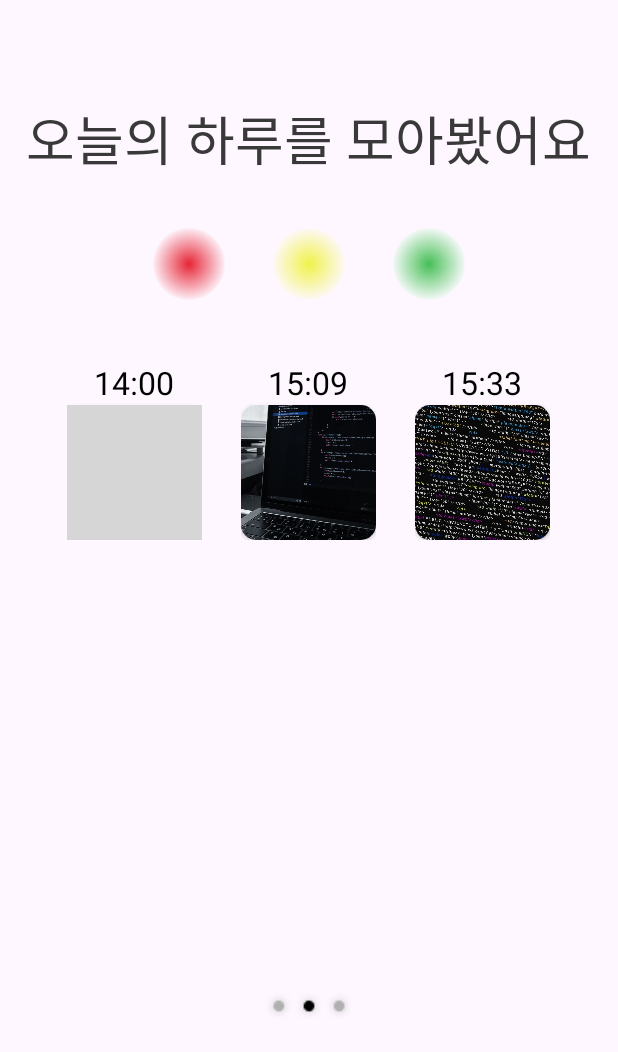
After one commit to jupyter1234/MobileApp_project_2-, an Android app: the DailyStatActivity screen opened directly, with no data from a screen before it, on a phone screen of 412 x 824 dp. The commit adds this screen. Shown: the top 1052 px of the screen. Run offline under Robolectric (Android 15) with nearby library versions, the phone set to English and light mode, and no system bars; grey boxes are pictures that could not be loaded.

Commit message:
added daily_stat_activity

```diff
--- a/app/src/main/AndroidManifest.xml
+++ b/app/src/main/AndroidManifest.xml
@@ -13,6 +13,9 @@
         android:theme="@style/Theme.Gieok_moa"
         tools:targetApi="31">
         <activity
+            android:name=".DailyStatActivity"
+            android:exported="false" />
+        <activity
             android:name=".StatsActivity"
             android:exported="false" />
         <activity
--- /dev/null
+++ b/app/src/main/java/com/example/gieok_moa/DailyStatActivity.kt
@@ -0,0 +1,11 @@
+package com.example.gieok_moa
+
+import androidx.appcompat.app.AppCompatActivity
+import android.os.Bundle
+
+class DailyStatActivity : AppCompatActivity() {
+    override fun onCreate(savedInstanceState: Bundle?) {
+        super.onCreate(savedInstanceState)
+        setContentView(R.layout.activity_daily_stat)
+    }
+}
--- /dev/null
+++ b/app/src/main/res/drawable/green_blur.xml
@@ -0,0 +1,9 @@
+<?xml version="1.0" encoding="utf-8"?>
+<shape xmlns:android="http://schemas.android.com/apk/res/android"
+    android:shape="oval">
+    <gradient
+        android:type="radial"
+        android:startColor="#45BF55"
+        android:endColor="#20ADFFB8"
+        android:gradientRadius="50%"/>
+</shape>
--- /dev/null
+++ b/app/src/main/res/drawable/red_blur.xml
@@ -0,0 +1,9 @@
+<?xml version="1.0" encoding="utf-8"?>
+<shape xmlns:android="http://schemas.android.com/apk/res/android"
+    android:shape="oval">
+    <gradient
+        android:type="radial"
+        android:startColor="#E52535"
+        android:endColor="#20FFB2B8"
+        android:gradientRadius="50%"/>
+</shape>
--- /dev/null
+++ b/app/src/main/res/drawable/rounded_corner.xml
@@ -0,0 +1,5 @@
+<?xml version="1.0" encoding="utf-8"?>
+<shape xmlns:android="http://schemas.android.com/apk/res/android">
+    <solid android:color="#00000000" />
+    <corners android:radius="10dp" /> <!-- Adjust the radius value to control the roundness of the corners -->
+</shape>
--- /dev/null
+++ b/app/src/main/res/drawable/yellow_blur.xml
@@ -0,0 +1,9 @@
+<?xml version="1.0" encoding="utf-8"?>
+<shape xmlns:android="http://schemas.android.com/apk/res/android"
+    android:shape="oval">
+    <gradient
+        android:type="radial"
+        android:startColor="#EFF249"
+        android:endColor="#20FEFFB8"
+        android:gradientRadius="50%"/>
+</shape>
--- /dev/null
+++ b/app/src/main/res/layout/activity_daily_stat.xml
@@ -0,0 +1,139 @@
+<?xml version="1.0" encoding="utf-8"?>
+<LinearLayout xmlns:android="http://schemas.android.com/apk/res/android"
+    xmlns:app="http://schemas.android.com/apk/res-auto"
+    xmlns:tools="http://schemas.android.com/tools"
+    android:layout_width="match_parent"
+    android:layout_height="match_parent"
+    tools:context=".DailyStatActivity"
+    android:gravity="top|center"
+    android:orientation="vertical">
+    <TextView
+        android:id="@+id/daily_stat_title"
+        android:layout_width="wrap_content"
+        android:layout_height="46dp"
+        android:layout_marginTop="66dp"
+        android:text="@string/daily_stat_title"
+        android:textAppearance="@style/text_small"/>
+
+    <LinearLayout
+        android:layout_width="wrap_content"
+        android:layout_height="wrap_content"
+        android:orientation="horizontal"
+        android:layout_marginTop="40dp">
+        <RelativeLayout
+            android:id="@+id/color1"
+            android:layout_width="48dp"
+            android:layout_height="48dp"
+            android:layout_alignParentLeft="true"
+            android:layout_marginLeft="0dp"
+            android:layout_alignParentTop="true"
+            android:background="@drawable/red_blur"
+            />
+        <RelativeLayout
+            android:id="@+id/color2"
+            android:layout_width="48dp"
+            android:layout_height="48dp"
+            android:layout_alignParentLeft="true"
+            android:layout_marginLeft="32dp"
+            android:layout_alignParentTop="true"
+            android:background="@drawable/yellow_blur"/>
+        <RelativeLayout
+            android:id="@+id/color3"
+            android:layout_width="48dp"
+            android:layout_height="48dp"
+            android:layout_alignParentLeft="true"
+            android:layout_marginLeft="32dp"
+            android:layout_alignParentTop="true"
+            android:background="@drawable/green_blur"/>
+    </LinearLayout>
+    <GridLayout
+        android:layout_width="wrap_content"
+        android:layout_height="wrap_content"
+        android:columnCount="3"
+        android:layout_marginTop="40dp">
+        <LinearLayout
+            android:id="@+id/smallsnap1"
+            android:layout_width="90dp"
+            android:layout_height="120dp"
+            android:elevation="15dp"
+            android:orientation="vertical">
+            <TextView
+                android:id="@+id/time1"
+                android:layout_width="90dp"
+                android:layout_height="30dp"
+                android:text="@string/time1"
+                android:textAppearance="@style/time"
+                android:gravity="center"/>
+            <androidx.cardview.widget.CardView
+                android:layout_width="wrap_content"
+                android:layout_height="wrap_content"
+                app:cardCornerRadius="10dp">
+                <ImageView
+                    android:id="@+id/rectangle1"
+                    android:layout_width="90dp"
+                    android:layout_height="90dp"
+                    android:scaleType="centerCrop"
+                    android:src="@drawable/rectangle1"/>
+            </androidx.cardview.widget.CardView>
+        </LinearLayout>
+        <LinearLayout
+            android:id="@+id/smallsnap2"
+            android:layout_width="90dp"
+            android:layout_height="120dp"
+            android:elevation="15dp"
+            android:orientation="vertical"
+            android:layout_marginLeft="26dp">
+            <TextView
+                android:id="@+id/time2"
+                android:layout_width="90dp"
+                android:layout_height="30dp"
+                android:text="@string/time2"
+                android:textAppearance="@style/time"
+                android:gravity="center"/>
+            <androidx.cardview.widget.CardView
+                android:layout_width="wrap_content"
+                android:layout_height="wrap_content"
+                app:cardCornerRadius="10dp">
+                <ImageView
+                    android:id="@+id/rectangle2"
+                    android:layout_width="90dp"
+                    android:layout_height="90dp"
+                    android:scaleType="centerCrop"
+                    android:src="@drawable/rectangle2"/>
+            </androidx.cardview.widget.CardView>
+        </LinearLayout>
+        <LinearLayout
+            android:id="@+id/smallsnap3"
+            android:layout_width="90dp"
+            android:layout_height="120dp"
+            android:elevation="15dp"
+            android:orientation="vertical"
+            android:layout_marginLeft="26dp">
+            <TextView
+                android:id="@+id/time3"
+                android:layout_width="90dp"
+                android:layout_height="30dp"
+                android:text="@string/time3"
+                android:textAppearance="@style/time"
+                android:gravity="center"/>
+            <androidx.cardview.widget.CardView
+                android:layout_width="wrap_content"
+                android:layout_height="wrap_content"
+                app:cardCornerRadius="10dp">
+                <ImageView
+                    android:id="@+id/rectangle3"
+                    android:layout_width="90dp"
+                    android:layout_height="90dp"
+                    android:scaleType="centerCrop"
+                    android:src="@drawable/rectangle3"/>
+            </androidx.cardview.widget.CardView>
+        </LinearLayout>
+    </GridLayout>
+    <ImageView
+        android:layout_width="wrap_content"
+        android:layout_height="wrap_content"
+        android:src="@drawable/bottombar2"
+        android:layout_marginTop="300dp"/>
+
+
+</LinearLayout>
--- a/app/src/main/res/values/strings.xml
+++ b/app/src/main/res/values/strings.xml
@@ -1,7 +1,11 @@
 <resources>
     <string name="app_name">gieok_moa</string>
-    <string name="stat_title">오늘 하루는 어땠나요?</string>
+    <string name="stat_title1">11월의 모아님</string>
+    <string name="stat_title2">오늘 하루는 어땠나요?</string>
     <string name="mood_score_title">색상 통계</string>
-    <string name="monthly_stat">태그 통계</string>
-    <string name="most_freq_tag">가장 자주쓴 태그</string>
+    <string name="tag_stat_title">가장 자주 쓴 태그</string>
+    <string name="daily_stat_title">오늘의 하루를 모아봤어요</string>
+    <string name="time1">14:00</string>
+    <string name="time2">15:09</string>
+    <string name="time3">15:33</string>
 </resources>
--- /dev/null
+++ b/app/src/main/res/values/styles.xml
@@ -0,0 +1,19 @@
+<?xml version="1.0" encoding="utf-8"?>
+<resources>
+    <style name="text_big">
+        <item name="android:textSize">46sp</item>
+        <item name="android:textColor">#000000</item>
+        <item name="android:fontFamily">@font/poggo</item>
+    </style>
+    <style name="text_small">
+        <item name="android:textSize">35sp</item>
+        <item name="android:textColor">#393939</item>
+        <item name="android:fontFamily">@font/poggo</item>
+    </style>
+    <style name="time">
+        <item name="android:textSize">21sp</item>
+        <item name="android:textColor">#000000</item>
+    </style>
+
+
+</resources>
```
Also changed, not shown: app/src/main/java/com/example/gieok_moa/MainActivity.kt (+138 -1 lines), app/src/main/java/com/example/gieok_moa/StatsActivity.kt (+87 -70 lines), app/src/main/res/layout/activity_main.xml (+7 -0 lines), app/src/main/res/layout/activity_stats.xml (+32 -39 lines), app/src/main/res/drawable/bottombar2.png (added), app/src/main/res/drawable/rectangle2.jpeg (added), app/src/main/res/drawable/rectangle3.jpeg (added), 2 other files.
